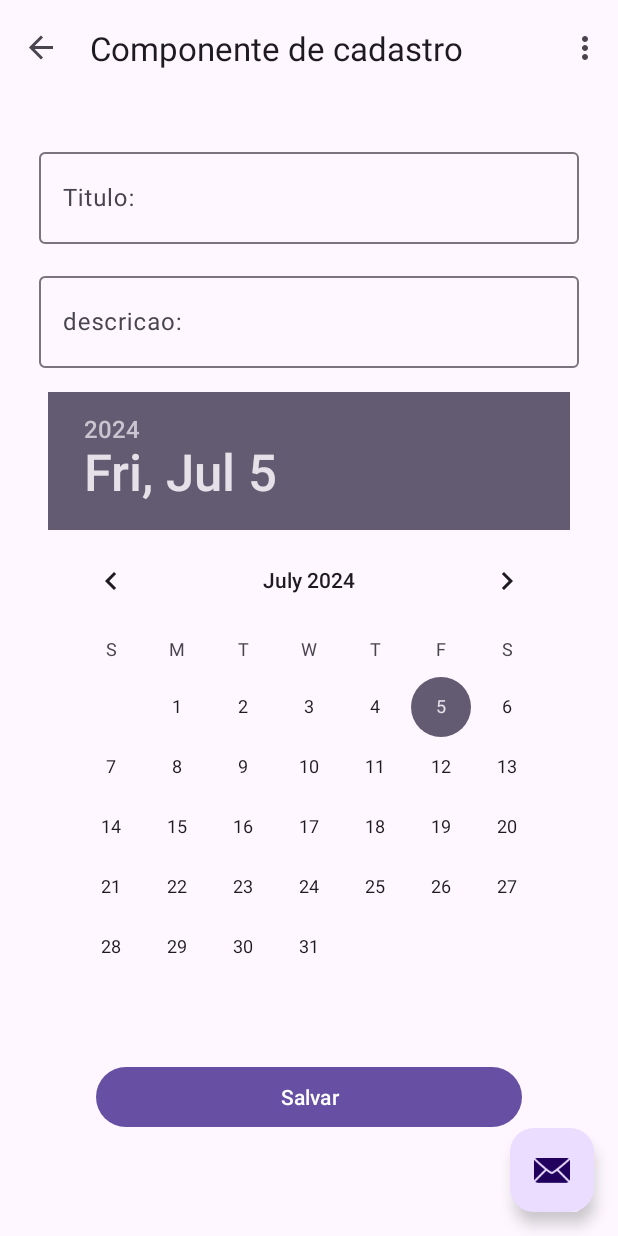
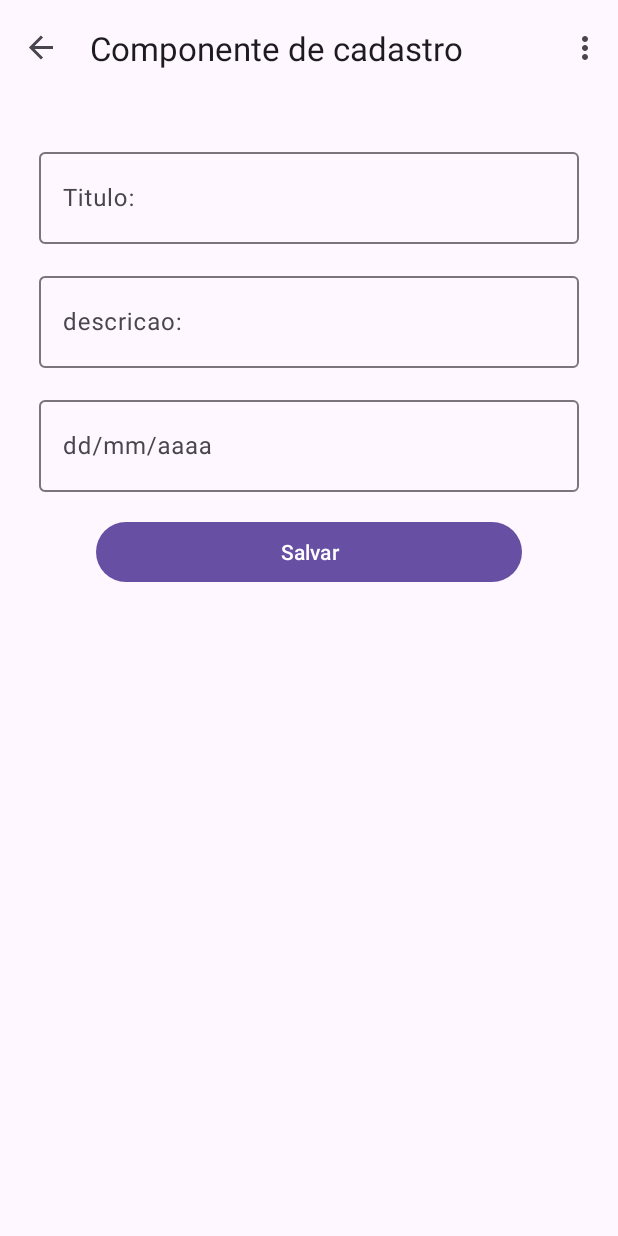
Before and after one commit to MatheusPino/ToDoList_Kotlin, an Android app: the CadastrarFragment screen opened through its navigation route, on a phone screen of 412 x 824 dp. Run offline under Robolectric (Android 15) with nearby library versions, the phone set to English and light mode, and no system bars; our stand-ins replace navigation-ui.

Commit message:
Fix input date

```diff
--- a/app/src/main/java/com/todolist/CadastrarFragment.kt
+++ b/app/src/main/java/com/todolist/CadastrarFragment.kt
@@ -1,28 +1,62 @@
 package com.todolist
 
+import android.app.DatePickerDialog
 import android.os.Bundle
 import androidx.fragment.app.Fragment
 import android.view.LayoutInflater
 import android.view.View
 import android.view.ViewGroup
+import android.widget.Button
 import android.widget.DatePicker
 import android.widget.EditText
+import com.google.android.material.textfield.TextInputEditText
+import java.text.SimpleDateFormat
+import java.util.Calendar
+import java.util.Locale
 
 class CadastrarFragment : Fragment() {
-    private lateinit var titulo : EditText
-    private lateinit var descricao : EditText
-    private lateinit var data : DatePicker
+    private lateinit var titulo: TextInputEditText
+    private lateinit var descricao: TextInputEditText
+    private lateinit var data: TextInputEditText
+    private lateinit var button: Button
+    private val calendario = Calendar.getInstance()
 
     override fun onCreateView(
         inflater: LayoutInflater, container: ViewGroup?,
         savedInstanceState: Bundle?
     ): View? {
         val view = inflater.inflate(R.layout.fragment_cadastrar, container, false)
-        data = view.findViewById(R.id.dataCadastrarTarefa)
-        descricao = view.findViewById(R.id.DescricaoCadastrarTarefa)
-        titulo = view.findViewById(R.id.TituloCadastrarTarefa)
+        data = view.findViewById(R.id.inputData)
+        descricao = view.findViewById(R.id.inputDescricao)
+        titulo = view.findViewById(R.id.inputTitulo)
+        button = view.findViewById(R.id.botaoSalvarForm)
 
+        data.setOnClickListener {
+            mostrarCalendario()
+        }
         return view
+    }
+
+    fun mostrarCalendario() {
+        val dataSetListener = DatePickerDialog.OnDateSetListener { _, ano, mes, dia ->
+            calendario.set(Calendar.YEAR, ano)
+            calendario.set(Calendar.MONTH, mes)
+            calendario.set(Calendar.DAY_OF_MONTH, dia)
+            atualizarCampoData()
+        }
+        DatePickerDialog(
+            requireContext(),
+            dataSetListener,
+            calendario.get(Calendar.YEAR),
+            calendario.get(Calendar.MONTH),
+            calendario.get(Calendar.DAY_OF_MONTH)
+        ).show()
+    }
+
+    fun atualizarCampoData() {
+        val formato = "dd/MM/yyyy"
+        val dateFormat = SimpleDateFormat(formato, Locale.US)
+        data.setText(dateFormat.format(calendario.time))
     }
 
     companion object {
--- a/app/src/main/java/com/todolist/MainActivity.kt
+++ b/app/src/main/java/com/todolist/MainActivity.kt
@@ -28,10 +28,6 @@ class MainActivity : AppCompatActivity() {
         appBarConfiguration = AppBarConfiguration(navController.graph)
         setupActionBarWithNavController(navController, appBarConfiguration)
 
-        binding.fab.setOnClickListener { view ->
-            Snackbar.make(view, "Clicou no bait", Snackbar.LENGTH_LONG)
-                .setAction("Action", null).show()
-        }
     }
 
     override fun onCreateOptionsMenu(menu: Menu): Boolean {
--- a/app/src/main/res/layout/activity_main.xml
+++ b/app/src/main/res/layout/activity_main.xml
@@ -20,14 +20,4 @@
     </com.google.android.material.appbar.AppBarLayout>
 
     <include layout="@layout/content_main" />
-
-    <com.google.android.material.floatingactionbutton.FloatingActionButton
-        android:id="@+id/fab"
-        android:layout_width="wrap_content"
-        android:layout_height="wrap_content"
-        android:layout_gravity="bottom|end"
-        android:layout_marginEnd="@dimen/fab_margin"
-        android:layout_marginBottom="16dp"
-        app:srcCompat="@android:drawable/ic_dialog_email" />
-
 </androidx.coordinatorlayout.widget.CoordinatorLayout>
--- a/app/src/main/res/layout/fragment_cadastrar.xml
+++ b/app/src/main/res/layout/fragment_cadastrar.xml
@@ -23,6 +23,7 @@
             app:layout_constraintTop_toTopOf="parent">
 
             <com.google.android.material.textfield.TextInputEditText
+                android:id="@+id/inputTitulo"
                 android:layout_width="match_parent"
                 android:layout_height="61dp"
                 android:hint="Titulo:" />
@@ -40,25 +41,34 @@
             app:layout_constraintTop_toBottomOf="@id/TituloCadastrarTarefa">
 
             <com.google.android.material.textfield.TextInputEditText
+                android:id="@+id/inputDescricao"
                 android:layout_width="match_parent"
                 android:layout_height="61dp"
                 android:hint="descricao:" />
         </com.google.android.material.textfield.TextInputLayout>
 
-        <DatePicker
-            android:id="@+id/dataCadastrarTarefa"
-            android:layout_width="wrap_content"
+        <com.google.android.material.textfield.TextInputLayout
+            android:id="@+id/DataCadastrarTarefa"
+            android:layout_width="360dp"
             android:layout_height="wrap_content"
             android:layout_marginStart="16dp"
             android:layout_marginTop="16dp"
             android:layout_marginEnd="16dp"
-            android:maxDate="01/01/2028"
-            android:minDate="01/01/2022"
             app:layout_constraintEnd_toEndOf="parent"
             app:layout_constraintStart_toStartOf="parent"
-            app:layout_constraintTop_toBottomOf="@id/DescricaoCadastrarTarefa" />
+            app:layout_constraintTop_toBottomOf="@+id/DescricaoCadastrarTarefa">
+
+            <com.google.android.material.textfield.TextInputEditText
+                android:id="@+id/inputData"
+                android:clickable="true"
+                android:focusable="false"
+                android:layout_width="match_parent"
+                android:layout_height="61dp"
+                android:hint="dd/mm/aaaa" />
+        </com.google.android.material.textfield.TextInputLayout>
 
         <Button
+            android:id="@+id/botaoSalvarForm"
             android:layout_width="match_parent"
             android:layout_height="match_parent"
             android:layout_marginStart="48dp"
@@ -68,7 +78,7 @@
             android:textColor="@color/white"
             app:layout_constraintEnd_toEndOf="parent"
             app:layout_constraintStart_toStartOf="parent"
-            app:layout_constraintTop_toBottomOf="@id/dataCadastrarTarefa" />
+            app:layout_constraintTop_toBottomOf="@+id/DataCadastrarTarefa" />
 
     </androidx.constraintlayout.widget.ConstraintLayout>
 </androidx.core.widget.NestedScrollView>
```
